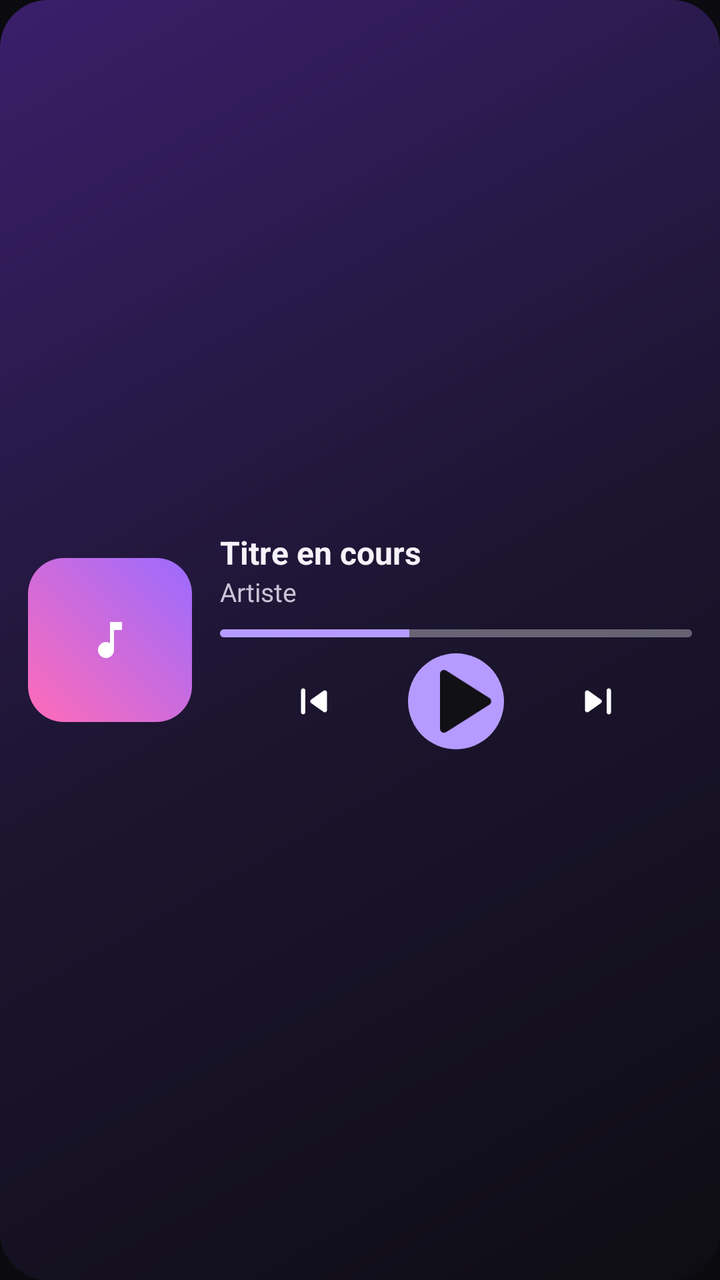
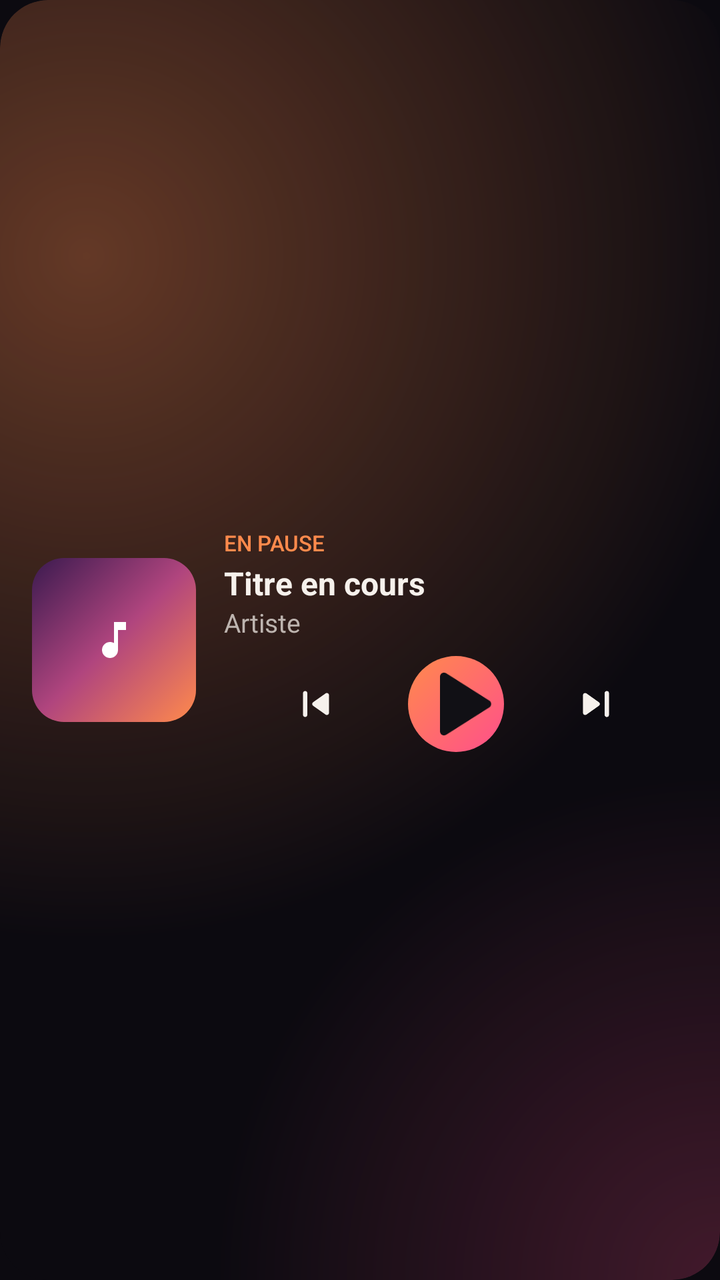

Before-and-after screenshots of an Android layout around one commit, followed by the original layout XML and the change that was made.
<!-- AndroidManifest.xml: application theme Theme.Synxio.Splash -->
<!-- res/layout/widget_preview_compact.xml -->
<?xml version="1.0" encoding="utf-8"?>
<LinearLayout xmlns:android="http://schemas.android.com/apk/res/android"
    android:layout_width="match_parent"
    android:layout_height="match_parent"
    android:background="@drawable/widget_preview_bg"
    android:gravity="center_vertical"
    android:orientation="horizontal"
    android:padding="14dp">

    <ImageView
        android:layout_width="82dp"
        android:layout_height="82dp"
        android:background="@drawable/widget_preview_art"
        android:importantForAccessibility="no"
        android:scaleType="center"
        android:src="@drawable/ic_widget_note" />

    <LinearLayout
        android:layout_width="0dp"
        android:layout_height="wrap_content"
        android:layout_marginStart="14dp"
        android:layout_weight="1"
        android:orientation="vertical">

        <TextView
            android:layout_width="wrap_content"
            android:layout_height="wrap_content"
            android:maxLines="1"
            android:text="@string/widget_preview_title"
            android:textColor="#FFF5F3FA"
            android:textSize="16sp"
            android:textStyle="bold" />

        <TextView
            android:layout_width="wrap_content"
            android:layout_height="wrap_content"
            android:maxLines="1"
            android:text="@string/widget_preview_artist"
            android:textColor="#FFC9C4D6"
            android:textSize="13sp" />

        <ProgressBar
            style="@android:style/Widget.ProgressBar.Horizontal"
            android:layout_width="match_parent"
            android:layout_height="4dp"
            android:layout_marginTop="10dp"
            android:progress="40"
            android:progressBackgroundTint="#55FFFFFF"
            android:progressTint="#FFB59BFF" />

        <LinearLayout
            android:layout_width="match_parent"
            android:layout_height="wrap_content"
            android:layout_marginTop="8dp"
            android:gravity="center"
            android:orientation="horizontal">

            <ImageView
                android:layout_width="0dp"
                android:layout_height="26dp"
                android:layout_weight="1"
                android:importantForAccessibility="no"
                android:src="@drawable/ic_widget_previous" />

            <ImageView
                android:layout_width="48dp"
                android:layout_height="48dp"
                android:importantForAccessibility="no"
                android:src="@drawable/widget_preview_play" />

            <ImageView
                android:layout_width="0dp"
                android:layout_height="26dp"
                android:layout_weight="1"
                android:importantForAccessibility="no"
                android:src="@drawable/ic_widget_next" />
        </LinearLayout>
    </LinearLayout>
</LinearLayout>
<!-- resources referenced by this layout -->
<resources>
  <!-- drawable ic_widget_note (drawable) -->
  <vector xmlns:android="http://schemas.android.com/apk/res/android"
      android:width="24dp"
      android:height="24dp"
      android:viewportWidth="24"
      android:viewportHeight="24">
      <path
          android:fillColor="#FFFFFFFF"
          android:pathData="M12,3v10.55c-0.59,-0.34 -1.27,-0.55 -2,-0.55 -2.21,0 -4,1.79 -4,4s1.79,4 4,4 4,-1.79 4,-4V7h4V3h-6z" />
  </vector>
  <!-- drawable widget_preview_art (drawable) -->
  <?xml version="1.0" encoding="utf-8"?>
  <shape xmlns:android="http://schemas.android.com/apk/res/android" android:shape="rectangle">
      <gradient
          android:angle="45"
          android:endColor="#FF9B6BFF"
          android:startColor="#FFFF6BB8" />
      <corners android:radius="18dp" />
  </shape>
  <!-- drawable widget_preview_bg (drawable) -->
  <?xml version="1.0" encoding="utf-8"?>
  <shape xmlns:android="http://schemas.android.com/apk/res/android" android:shape="rectangle">
      <gradient
          android:angle="315"
          android:centerColor="#FF1C1530"
          android:endColor="#FF0E0D14"
          android:startColor="#FF3A1F6B" />
      <corners android:radius="24dp" />
  </shape>
  <!-- drawable widget_preview_play (drawable) -->
  <?xml version="1.0" encoding="utf-8"?>
  <layer-list xmlns:android="http://schemas.android.com/apk/res/android">
      <item>
          <shape android:shape="oval">
              <solid android:color="#FFB59BFF" />
          </shape>
      </item>
      <item
          android:width="24dp"
          android:height="24dp"
          android:drawable="@drawable/ic_widget_preview_play"
          android:gravity="center" />
  </layer-list>
  <string name="widget_preview_artist">Artiste</string>
  <string name="widget_preview_title">Titre en cours</string>
  <style name="Theme.Synxio.Splash" parent="Theme.Synxio">
          <item name="android:windowBackground">@color/splash_background</item>
          <item name="android:navigationBarColor">@android:color/transparent</item>
          <item name="android:statusBarColor">@android:color/transparent</item>
      </style>
  <!-- drawable ic_widget_preview_play (drawable) -->
  <vector xmlns:android="http://schemas.android.com/apk/res/android"
      android:width="24dp"
      android:height="24dp"
      android:viewportWidth="24"
      android:viewportHeight="24">
      <path
          android:fillColor="#FF111015"
          android:pathData="M8,5.14v13.72c0,0.79 0.87,1.27 1.54,0.84l10.79,-6.86c0.62,-0.39 0.62,-1.29 0,-1.69L9.54,4.3C8.87,3.87 8,4.35 8,5.14z" />
  </vector>
  <style name="Theme.Synxio" parent="Theme.AppCompat.NoActionBar" />
  <color name="splash_background">#0B0B0F</color>
  <!-- unchanged entries left out for length: 2 -->
</resources>

<!-- the commit's change to res/layout/widget_preview_compact.xml (unified diff, before → after) -->
@@ -1,19 +1,24 @@
 <?xml version="1.0" encoding="utf-8"?>
 <LinearLayout xmlns:android="http://schemas.android.com/apk/res/android"
+    xmlns:tools="http://schemas.android.com/tools"
+    tools:ignore="UseAppTint"
+    android:id="@android:id/background"
     android:layout_width="match_parent"
     android:layout_height="match_parent"
-    android:background="@drawable/widget_preview_bg"
+    android:background="@drawable/widget_lumen_preview_bg"
+    android:clipToOutline="true"
     android:gravity="center_vertical"
     android:orientation="horizontal"
-    android:padding="14dp">
+    android:padding="16dp">
 
     <ImageView
         android:layout_width="82dp"
         android:layout_height="82dp"
-        android:background="@drawable/widget_preview_art"
+        android:background="@drawable/widget_lumen_preview_art"
         android:importantForAccessibility="no"
         android:scaleType="center"
-        android:src="@drawable/ic_widget_note" />
+        android:src="@drawable/ic_widget_note"
+        android:tint="#B3FFFFFF" />
 
     <LinearLayout
         android:layout_width="0dp"
@@ -25,28 +30,32 @@
         <TextView
             android:layout_width="wrap_content"
             android:layout_height="wrap_content"
+            android:fontFamily="sans-serif-medium"
+            android:maxLines="1"
+            android:text="@string/widget_eyebrow_paused"
+            android:textAllCaps="true"
+            android:textColor="#FFFF8A4C"
+            android:textSize="11sp" />
+
+        <TextView
+            android:layout_width="wrap_content"
+            android:layout_height="wrap_content"
+            android:layout_marginTop="2dp"
+            android:ellipsize="end"
             android:maxLines="1"
             android:text="@string/widget_preview_title"
-            android:textColor="#FFF5F3FA"
+            android:textColor="#FFF6F1EC"
             android:textSize="16sp"
             android:textStyle="bold" />
 
         <TextView
             android:layout_width="wrap_content"
             android:layout_height="wrap_content"
+            android:ellipsize="end"
             android:maxLines="1"
             android:text="@string/widget_preview_artist"
-            android:textColor="#FFC9C4D6"
+            android:textColor="#FFBDB4AF"
             android:textSize="13sp" />
-
-        <ProgressBar
-            style="@android:style/Widget.ProgressBar.Horizontal"
-            android:layout_width="match_parent"
-            android:layout_height="4dp"
-            android:layout_marginTop="10dp"
-            android:progress="40"
-            android:progressBackgroundTint="#55FFFFFF"
-            android:progressTint="#FFB59BFF" />
 
         <LinearLayout
             android:layout_width="match_parent"
@@ -60,20 +69,22 @@
                 android:layout_height="26dp"
                 android:layout_weight="1"
                 android:importantForAccessibility="no"
-                android:src="@drawable/ic_widget_previous" />
+                android:src="@drawable/ic_widget_previous"
+                android:tint="#FFF6F1EC" />
 
             <ImageView
                 android:layout_width="48dp"
                 android:layout_height="48dp"
                 android:importantForAccessibility="no"
-                android:src="@drawable/widget_preview_play" />
+                android:src="@drawable/widget_lumen_preview_play" />
 
             <ImageView
                 android:layout_width="0dp"
                 android:layout_height="26dp"
                 android:layout_weight="1"
                 android:importantForAccessibility="no"
-                android:src="@drawable/ic_widget_next" />
+                android:src="@drawable/ic_widget_next"
+                android:tint="#FFF6F1EC" />
         </LinearLayout>
     </LinearLayout>
 </LinearLayout>
<!-- resource entries referenced after the edit -->
@@ -10,39 +10,61 @@
           android:fillColor="#FFFFFFFF"
           android:pathData="M12,3v10.55c-0.59,-0.34 -1.27,-0.55 -2,-0.55 -2.21,0 -4,1.79 -4,4s1.79,4 4,4 4,-1.79 4,-4V7h4V3h-6z" />
   </vector>
-  <!-- drawable widget_preview_art (drawable) -->
-  <?xml version="1.0" encoding="utf-8"?>
-  <shape xmlns:android="http://schemas.android.com/apk/res/android" android:shape="rectangle">
-      <gradient
-          android:angle="45"
-          android:endColor="#FF9B6BFF"
-          android:startColor="#FFFF6BB8" />
-      <corners android:radius="18dp" />
-  </shape>
-  <!-- drawable widget_preview_bg (drawable) -->
+  <!-- drawable widget_lumen_preview_art (drawable) -->
   <?xml version="1.0" encoding="utf-8"?>
   <shape xmlns:android="http://schemas.android.com/apk/res/android" android:shape="rectangle">
       <gradient
           android:angle="315"
-          android:centerColor="#FF1C1530"
-          android:endColor="#FF0E0D14"
-          android:startColor="#FF3A1F6B" />
-      <corners android:radius="24dp" />
+          android:centerColor="#FFB0457E"
+          android:endColor="#FFFF8A4C"
+          android:startColor="#FF3A1A4F" />
+      <corners android:radius="16dp" />
   </shape>
-  <!-- drawable widget_preview_play (drawable) -->
+  <!-- drawable widget_lumen_preview_bg (drawable) -->
   <?xml version="1.0" encoding="utf-8"?>
   <layer-list xmlns:android="http://schemas.android.com/apk/res/android">
       <item>
-          <shape android:shape="oval">
-              <solid android:color="#FFB59BFF" />
+          <shape android:shape="rectangle">
+              <solid android:color="#FF0C0A10" />
+              <corners android:radius="24dp" />
           </shape>
       </item>
+      <item>
+          <shape android:shape="rectangle">
+              <gradient
+                  android:centerX="0.12"
+                  android:centerY="0.2"
+                  android:endColor="#00FF8A4C"
+                  android:gradientRadius="95%"
+                  android:startColor="#5CFF8A4C"
+                  android:type="radial" />
+              <corners android:radius="24dp" />
+          </shape>
+      </item>
+      <item>
+          <shape android:shape="rectangle">
+              <gradient
+                  android:centerX="1"
+                  android:centerY="1"
+                  android:endColor="#00FF4F8B"
+                  android:gradientRadius="70%"
+                  android:startColor="#38FF4F8B"
+                  android:type="radial" />
+              <corners android:radius="24dp" />
+          </shape>
+      </item>
+  </layer-list>
+  <!-- drawable widget_lumen_preview_play (drawable) -->
+  <?xml version="1.0" encoding="utf-8"?>
+  <layer-list xmlns:android="http://schemas.android.com/apk/res/android">
+      <item android:drawable="@drawable/widget_play_disc" />
       <item
           android:width="24dp"
           android:height="24dp"
           android:drawable="@drawable/ic_widget_preview_play"
           android:gravity="center" />
   </layer-list>
+  <string name="widget_eyebrow_paused">En pause</string>
   <string name="widget_preview_artist">Artiste</string>
   <string name="widget_preview_title">Titre en cours</string>
   <style name="Theme.Synxio.Splash" parent="Theme.Synxio">
@@ -50,6 +72,15 @@
           <item name="android:navigationBarColor">@android:color/transparent</item>
           <item name="android:statusBarColor">@android:color/transparent</item>
       </style>
+  <!-- drawable widget_play_disc (drawable) -->
+  <?xml version="1.0" encoding="utf-8"?>
+  <shape xmlns:android="http://schemas.android.com/apk/res/android" android:shape="oval">
+      <gradient
+          android:angle="315"
+          android:endColor="#FFFF4F8B"
+          android:startColor="#FFFF8A4C"
+          android:type="linear" />
+  </shape>
   <!-- drawable ic_widget_preview_play (drawable) -->
   <vector xmlns:android="http://schemas.android.com/apk/res/android"
       android:width="24dp"
@@ -61,7 +92,7 @@
           android:pathData="M8,5.14v13.72c0,0.79 0.87,1.27 1.54,0.84l10.79,-6.86c0.62,-0.39 0.62,-1.29 0,-1.69L9.54,4.3C8.87,3.87 8,4.35 8,5.14z" />
   </vector>
   <style name="Theme.Synxio" parent="Theme.AppCompat.NoActionBar" />
-  <color name="splash_background">#0B0B0F</color>
+  <color name="splash_background">#0C0A10</color>
   <!-- unchanged entries left out for length: 2 -->
 </resources>
 
